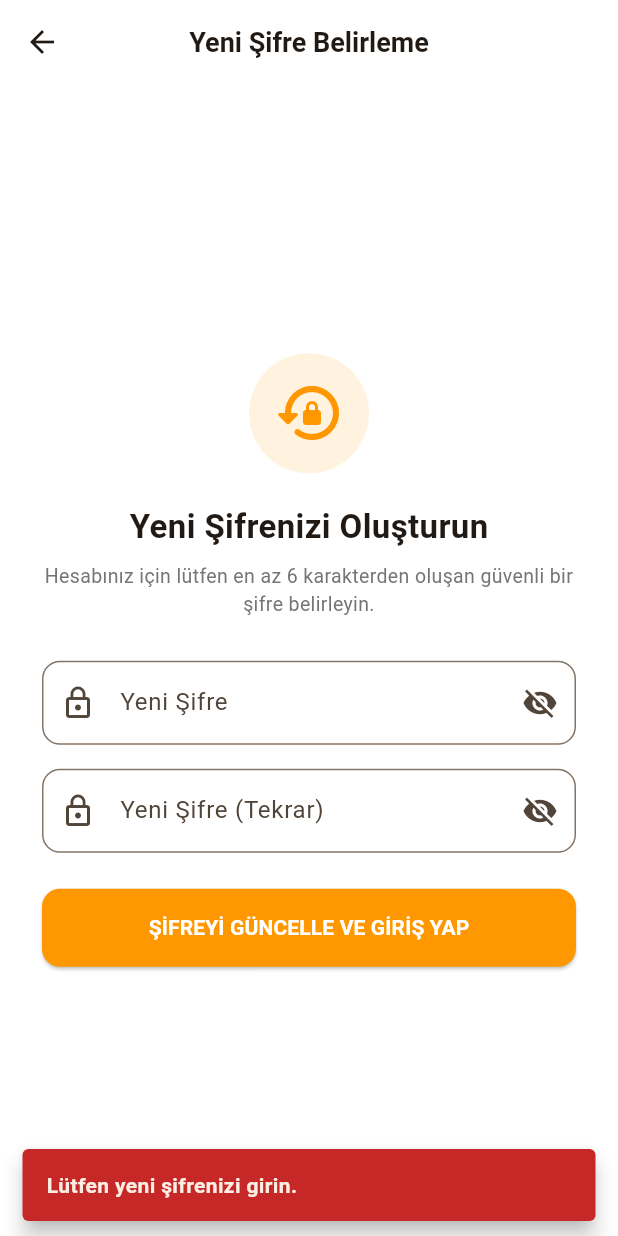
After one commit to AEDogan/Rep1, a Flutter app: the ResetPasswordScreen screen opened by its route, after a tap on "ŞİFREYİ GÜNCELLE VE GİRİŞ YAP", on a phone screen of 412 x 824 dp. The commit adds this screen. Run offline on Flutter 3.47's test engine with Material 3 defaults, Android fonts, the phone set to English and light mode, and no system bars; our stand-ins replace supabase_flutter; accounts and stored records are empty.

Commit message:
feat(auth): add dedicated ResetPasswordScreen and handle password recovery deep-links

```diff
--- a/lib/login_screen.dart
+++ b/lib/login_screen.dart
@@ -317,9 +317,10 @@ class _LoginScreenState extends State<LoginScreen> {
                               }
                               setSheetState(() => isSending = true);
                               final success = await AuthService().sendPasswordResetEmail(email);
-                              setSheetState(() => isSending = false);
 
-                              if (ctx.mounted) Navigator.pop(ctx);
+                              if (ctx.mounted) {
+                                Navigator.pop(ctx);
+                              }
 
                               if (success) {
                                 _showSuccess("Şifre sıfırlama bağlantısı $email adresine gönderildi! ✉️");
--- a/lib/main.dart
+++ b/lib/main.dart
@@ -9,6 +9,10 @@ import 'splash_screen.dart';
 import 'services/auth_service.dart';
 import 'services/supabase_config.dart';
 
+import 'reset_password_screen.dart';
+
+final GlobalKey<NavigatorState> navigatorKey = GlobalKey<NavigatorState>();
+
 Future<void> main() async {
   WidgetsFlutterBinding.ensureInitialized();
 
@@ -19,6 +23,14 @@ Future<void> main() async {
         url: SupabaseConfig.supabaseUrl,
         anonKey: SupabaseConfig.supabaseAnonKey,
       );
+
+      // Şifre sıfırlama linkine tıklandığında algıla
+      Supabase.instance.client.auth.onAuthStateChange.listen((data) {
+        final event = data.event;
+        if (event == AuthChangeEvent.passwordRecovery) {
+          navigatorKey.currentState?.pushNamed('/reset-password');
+        }
+      });
     } catch (e) {
       debugPrint("Supabase başlatma hatası: $e");
     }
@@ -41,6 +53,7 @@ class MyApp extends StatelessWidget {
   @override
   Widget build(BuildContext context) {
     return MaterialApp(
+      navigatorKey: navigatorKey,
       title: 'Compound Coffee',
       debugShowCheckedModeBanner: false,
       theme: ThemeData(
@@ -53,6 +66,7 @@ class MyApp extends StatelessWidget {
         '/splash': (context) => const SplashScreen(),
         '/login': (context) => const LoginScreen(),
         '/home': (context) => const HomeScreen(),
+        '/reset-password': (context) => const ResetPasswordScreen(),
       },
     );
   }
--- /dev/null
+++ b/lib/reset_password_screen.dart
@@ -0,0 +1,174 @@
+// reset_password_screen.dart
+import 'package:flutter/material.dart';
+import 'services/auth_service.dart';
+
+class ResetPasswordScreen extends StatefulWidget {
+  const ResetPasswordScreen({super.key});
+
+  @override
+  State<ResetPasswordScreen> createState() => _ResetPasswordScreenState();
+}
+
+class _ResetPasswordScreenState extends State<ResetPasswordScreen> {
+  final _newPasswordController = TextEditingController();
+  final _confirmPasswordController = TextEditingController();
+  bool _obscure1 = true;
+  bool _obscure2 = true;
+  bool _isLoading = false;
+
+  @override
+  void dispose() {
+    _newPasswordController.dispose();
+    _confirmPasswordController.dispose();
+    super.dispose();
+  }
+
+  void _showError(String message) {
+    if (!mounted) return;
+    ScaffoldMessenger.of(context).hideCurrentSnackBar();
+    ScaffoldMessenger.of(context).showSnackBar(
+      SnackBar(
+        content: Text(message, style: const TextStyle(fontWeight: FontWeight.w600)),
+        backgroundColor: Colors.red.shade800,
+        behavior: SnackBarBehavior.floating,
+        duration: const Duration(seconds: 5),
+      ),
+    );
+  }
+
+  void _showSuccess(String message) {
+    if (!mounted) return;
+    ScaffoldMessenger.of(context).hideCurrentSnackBar();
+    ScaffoldMessenger.of(context).showSnackBar(
+      SnackBar(
+        content: Text(message, style: const TextStyle(fontWeight: FontWeight.w600)),
+        backgroundColor: Colors.green.shade800,
+        behavior: SnackBarBehavior.floating,
+        duration: const Duration(seconds: 5),
+      ),
+    );
+  }
+
+  Future<void> _handleUpdatePassword() async {
+    final pass1 = _newPasswordController.text.trim();
+    final pass2 = _confirmPasswordController.text.trim();
+
+    if (pass1.isEmpty || pass2.isEmpty) {
+      _showError("Lütfen yeni şifrenizi girin.");
+      return;
+    }
+
+    if (pass1.length < 6) {
+      _showError("Şifre en az 6 karakter olmalıdır.");
+      return;
+    }
+
+    if (pass1 != pass2) {
+      _showError("Şifreler birbiriyle uyuşmuyor.");
+      return;
+    }
+
+    setState(() => _isLoading = true);
+    final success = await AuthService().updatePassword(pass1);
+    setState(() => _isLoading = false);
+
+    if (success) {
+      _showSuccess("Şifreniz başarıyla güncellendi! Giriş yapabilirsiniz.");
+      if (mounted) {
+        Navigator.pushNamedAndRemoveUntil(context, '/login', (route) => false);
+      }
+    } else {
+      _showError(AuthService().errorMessage ?? "Şifre güncellenemedi.");
+    }
+  }
+
+  @override
+  Widget build(BuildContext context) {
+    return Scaffold(
+      backgroundColor: Colors.white,
+      appBar: AppBar(
+        title: const Text("Yeni Şifre Belirleme", style: TextStyle(fontWeight: FontWeight.bold, fontSize: 18)),
+        centerTitle: true,
+        elevation: 0,
+        backgroundColor: Colors.transparent,
+      ),
+      body: SafeArea(
+        child: Center(
+          child: SingleChildScrollView(
+            padding: const EdgeInsets.symmetric(horizontal: 28.0),
+            child: ConstrainedBox(
+              constraints: const BoxConstraints(maxWidth: 420),
+              child: Column(
+                mainAxisSize: MainAxisSize.min,
+                children: [
+                  Container(
+                    padding: const EdgeInsets.all(16),
+                    decoration: BoxDecoration(
+                      color: Colors.orange.shade50,
+                      shape: BoxShape.circle,
+                    ),
+                    child: const Icon(Icons.lock_reset_rounded, size: 48, color: Colors.orange),
+                  ),
+                  const SizedBox(height: 20),
+                  const Text(
+                    "Yeni Şifrenizi Oluşturun",
+                    style: TextStyle(fontSize: 22, fontWeight: FontWeight.bold),
+                  ),
+                  const SizedBox(height: 8),
+                  Text(
+                    "Hesabınız için lütfen en az 6 karakterden oluşan güvenli bir şifre belirleyin.",
+                    textAlign: TextAlign.center,
+                    style: TextStyle(color: Colors.grey.shade600, fontSize: 13),
+                  ),
+                  const SizedBox(height: 28),
+                  TextField(
+                    controller: _newPasswordController,
+                    obscureText: _obscure1,
+                    decoration: InputDecoration(
+                      labelText: "Yeni Şifre",
+                      prefixIcon: const Icon(Icons.lock_outline),
+                      suffixIcon: IconButton(
+                        icon: Icon(_obscure1 ? Icons.visibility_off : Icons.visibility),
+                        onPressed: () => setState(() => _obscure1 = !_obscure1),
+                      ),
+                      border: OutlineInputBorder(borderRadius: BorderRadius.circular(12)),
+                    ),
+                  ),
+                  const SizedBox(height: 16),
+                  TextField(
+                    controller: _confirmPasswordController,
+                    obscureText: _obscure2,
+                    decoration: InputDecoration(
+                      labelText: "Yeni Şifre (Tekrar)",
+                      prefixIcon: const Icon(Icons.lock_outline),
+                      suffixIcon: IconButton(
+                        icon: Icon(_obscure2 ? Icons.visibility_off : Icons.visibility),
+                        onPressed: () => setState(() => _obscure2 = !_obscure2),
+                      ),
+                      border: OutlineInputBorder(borderRadius: BorderRadius.circular(12)),
+                    ),
+                  ),
+                  const SizedBox(height: 24),
+                  SizedBox(
+                    width: double.infinity,
+                    height: 52,
+                    child: ElevatedButton(
+                      onPressed: _isLoading ? null : _handleUpdatePassword,
+                      style: ElevatedButton.styleFrom(
+                        backgroundColor: Colors.orange,
+                        shape: RoundedRectangleBorder(borderRadius: BorderRadius.circular(12)),
+                      ),
+                      child: _isLoading
+                          ? const SizedBox(width: 22, height: 22, child: CircularProgressIndicator(strokeWidth: 2, color: Colors.white))
+                          : const Text("ŞİFREYİ GÜNCELLE VE GİRİŞ YAP", style: TextStyle(fontWeight: FontWeight.bold, color: Colors.white, fontSize: 14)),
+                    ),
+                  ),
+                ],
+              ),
+            ),
+          ),
+        ),
+      ),
+    );
+  }
+}
```
